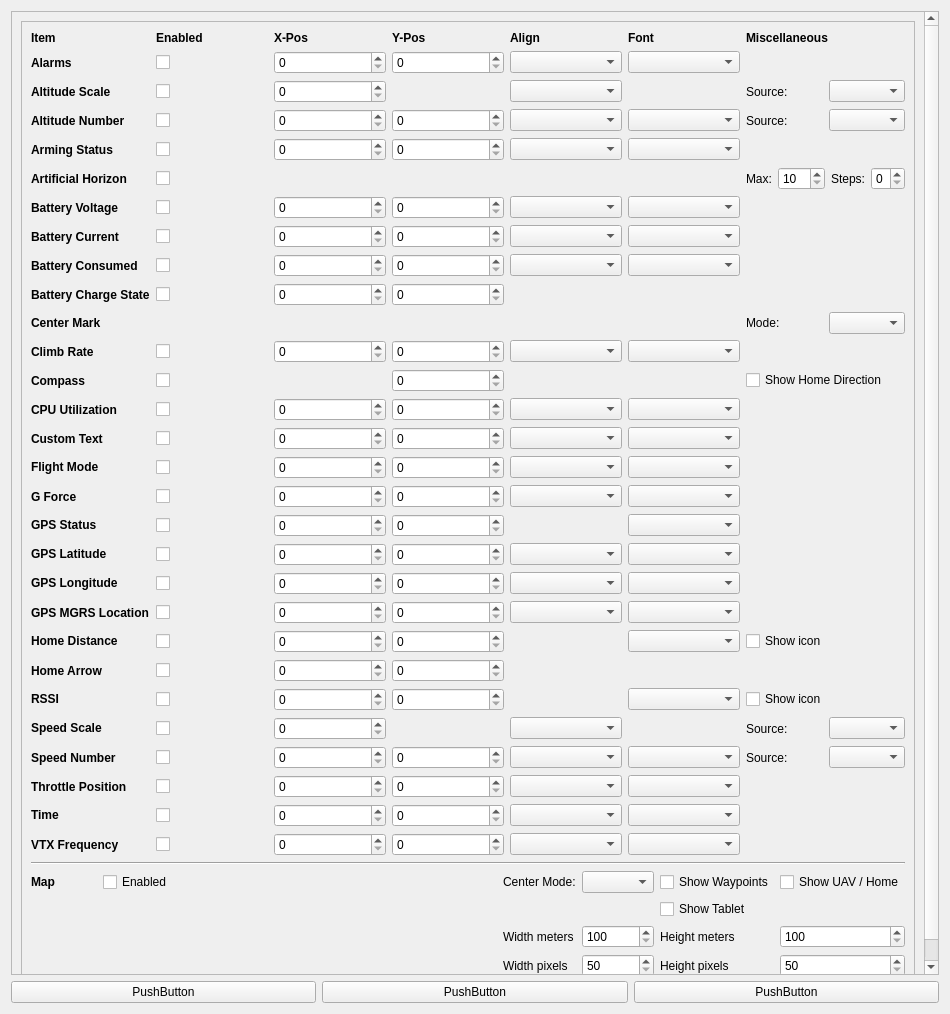
Old version of the form ground/gcs/src/plugins/config/osdpage.ui in the repository d-ronin/dRonin.
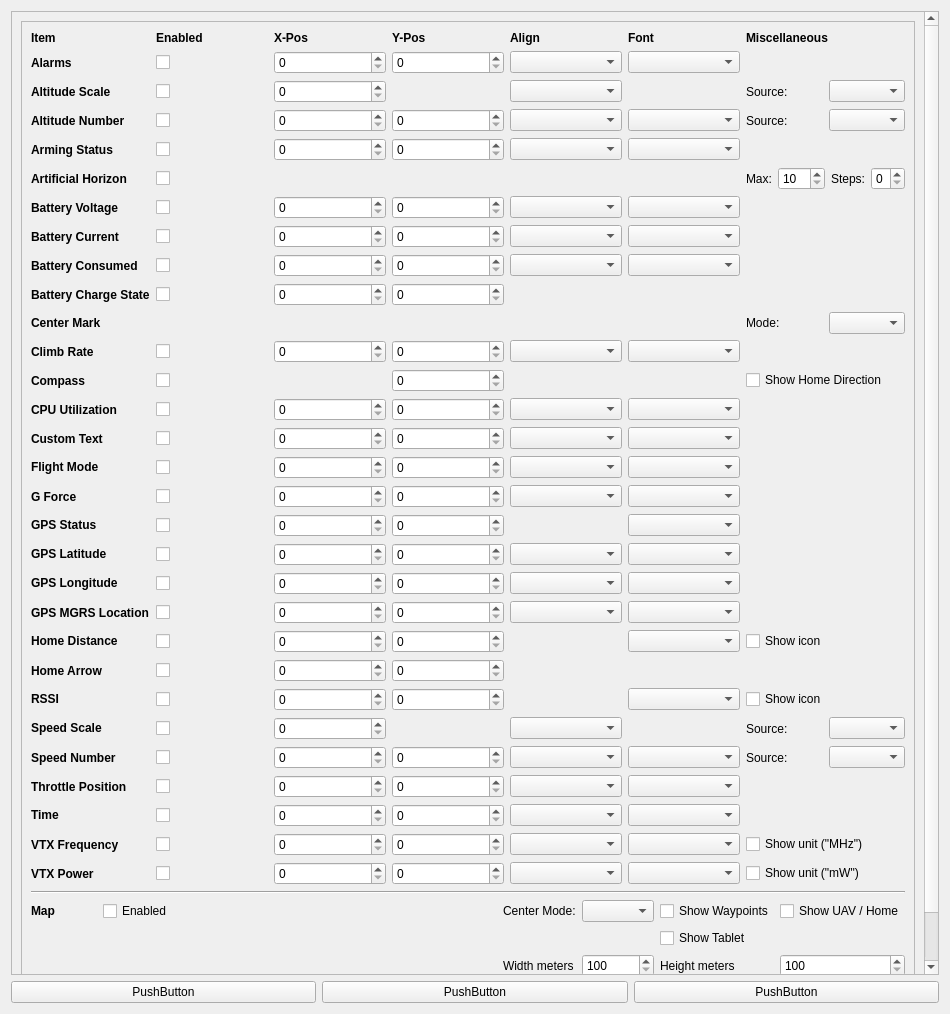
New version of the form.

Commit message: OSD: add VTX Power

What changed in the file:
```diff
--- a/ground/gcs/src/plugins/config/osdpage.ui
+++ b/ground/gcs/src/plugins/config/osdpage.ui
@@ -1328,6 +1328,60 @@
             <item row="28" column="5">
              <widget class="QComboBox" name="VTXFreqFont"/>
             </item>
+            <item row="28" column="6">
+             <widget class="QCheckBox" name="VTXFreqShowUnit">
+              <property name="text">
+               <string>Show unit (&quot;MHz&quot;)</string>
+              </property>
+             </widget>
+            </item>
+            <item row="29" column="0">
+             <widget class="QLabel" name="label_50">
+              <property name="font">
+               <font>
+                <weight>75</weight>
+                <bold>true</bold>
+               </font>
+              </property>
+              <property name="text">
+               <string>VTX Power</string>
+              </property>
+             </widget>
+            </item>
+            <item row="29" column="1">
+             <widget class="QCheckBox" name="VTXPowerEnabled">
+              <property name="text">
+               <string/>
+              </property>
+             </widget>
+            </item>
+            <item row="29" column="2">
+             <widget class="QSpinBox" name="VTXPowerX">
+              <property name="maximum">
+               <number>360</number>
+              </property>
+             </widget>
+            </item>
+            <item row="29" column="3">
+             <widget class="QSpinBox" name="VTXPowerY">
+              <property name="maximum">
+               <number>265</number>
+              </property>
+             </widget>
+            </item>
+            <item row="29" column="4">
+             <widget class="QComboBox" name="VTXPowerAlign"/>
+            </item>
+            <item row="29" column="5">
+             <widget class="QComboBox" name="VTXPowerFont"/>
+            </item>
+            <item row="29" column="6">
+             <widget class="QCheckBox" name="VTXPowerShowUnit">
+              <property name="text">
+               <string>Show unit (&quot;mW&quot;)</string>
+              </property>
+             </widget>
+            </item>
            </layout>
           </item>
           <item>
```
Left out of the diff: 452 changed lines with no effect on the pictures. The commit also changes 6 other files.
